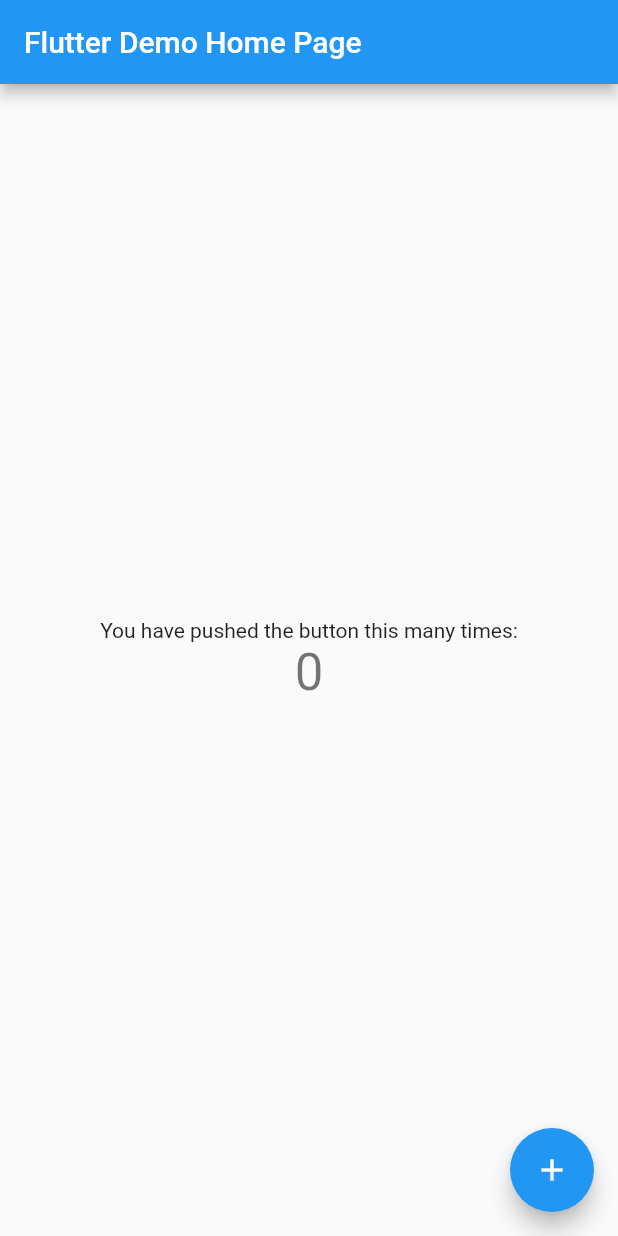
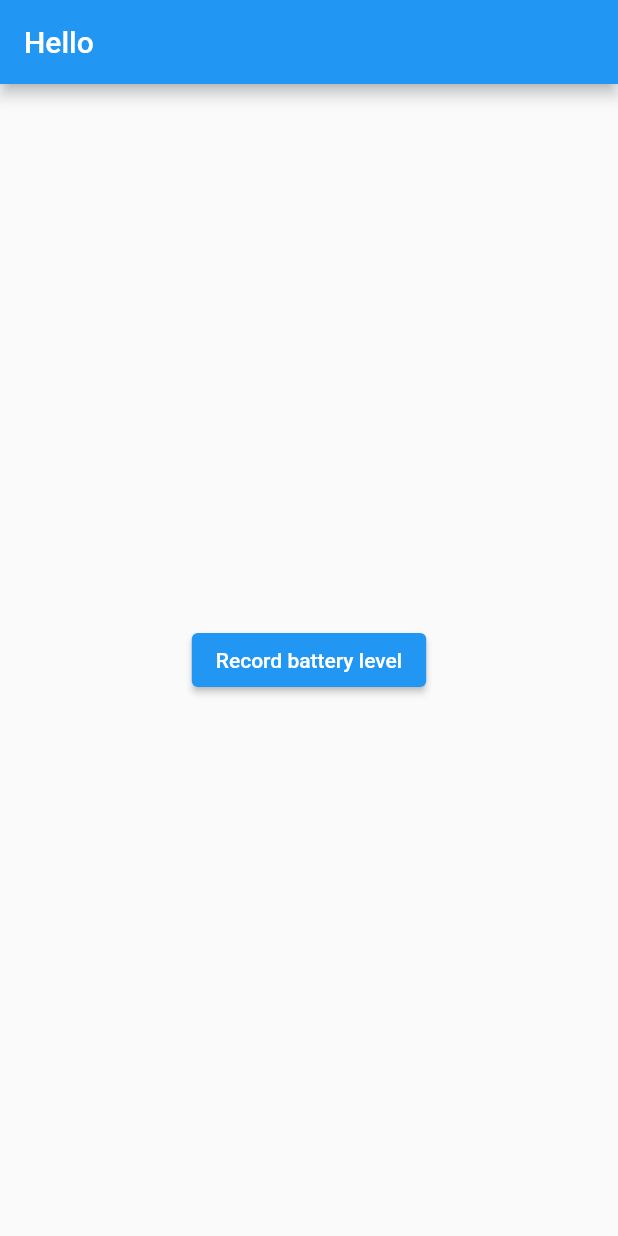
Before and after one commit to noskap/social_battery, a Flutter app: the screen it shows after launch, on a phone screen of 412 x 824 dp. Run offline on Flutter 3.47's test engine with Material 2 defaults, Android fonts, the phone set to English and light mode, and no system bars; our stand-ins replace flutter_riverpod, hive_flutter; accounts and stored records are empty.

Commit message:
Working demo

```diff
--- a/lib/main.dart
+++ b/lib/main.dart
@@ -1,7 +1,11 @@
 import 'package:flutter/material.dart';
+import 'package:flutter_riverpod/flutter_riverpod.dart';
+import 'package:hive_flutter/adapters.dart';
+import 'package:social_battery/record.widget.dart';
 
-void main() {
-  runApp(const MyApp());
+void main() async {
+  await Hive.initFlutter();
+  runApp(ProviderScope(child: MyApp()));
 }
 
 class MyApp extends StatelessWidget {
@@ -12,104 +16,55 @@ class MyApp extends StatelessWidget {
   Widget build(BuildContext context) {
     return MaterialApp(
       title: 'Flutter Demo',
-      theme: ThemeData(
-        // This is the theme of your application.
-        //
-        // Try running your application with "flutter run". You'll see the
-        // application has a blue toolbar. Then, without quitting the app, try
-        // changing the primarySwatch below to Colors.green and then invoke
-        // "hot reload" (press "r" in the console where you ran "flutter run",
-        // or simply save your changes to "hot reload" in a Flutter IDE).
-        // Notice that the counter didn't reset back to zero; the application
-        // is not restarted.
-        primarySwatch: Colors.blue,
-      ),
-      home: const MyHomePage(title: 'Flutter Demo Home Page'),
+      theme: ThemeData(primarySwatch: Colors.blue),
+      home: Home(),
     );
   }
 }
 
-class MyHomePage extends StatefulWidget {
-  const MyHomePage({Key? key, required this.title}) : super(key: key);
-
-  // This widget is the home page of your application. It is stateful, meaning
-  // that it has a State object (defined below) that contains fields that affect
-  // how it looks.
-
-  // This class is the configuration for the state. It holds the values (in this
-  // case the title) provided by the parent (in this case the App widget) and
-  // used by the build method of the State. Fields in a Widget subclass are
-  // always marked "final".
-
-  final String title;
-
+class Home extends StatelessWidget {
   @override
-  State<MyHomePage> createState() => _MyHomePageState();
+  Widget build(BuildContext context) {
+    // TODO battery level history - as graph
+    // TODO battery level history - as list view
+    return Scaffold(
+      appBar: AppBar(
+        title: Text('Hello'),
+      ),
+      body: Body(),
+    );
+  }
 }
 
-class _MyHomePageState extends State<MyHomePage> {
-  int _counter = 0;
+final StateProvider<int> pageProvider = StateProvider((_) => 0);
 
-  void _incrementCounter() {
-    setState(() {
-      // This call to setState tells the Flutter framework that something has
-      // changed in this State, which causes it to rerun the build method below
-      // so that the display can reflect the updated values. If we changed
-      // _counter without calling setState(), then the build method would not be
-      // called again, and so nothing would appear to happen.
-      _counter++;
-    });
+class Body extends ConsumerWidget {
+  List<Widget> pages(WidgetRef ref) {
+    return [
+      Container(
+        child: Center(
+          child: Column(
+            children: [
+              Spacer(),
+              ElevatedButton(
+                onPressed: () {
+                  ref.read(pageProvider.state).state = 1;
+                },
+                child: Text('Record battery level'),
+              ),
+              Spacer(),
+            ],
+          ),
+        ),
+      ),
+      Record(),
+    ];
   }
 
   @override
-  Widget build(BuildContext context) {
-    // This method is rerun every time setState is called, for instance as done
-    // by the _incrementCounter method above.
-    //
-    // The Flutter framework has been optimized to make rerunning build methods
-    // fast, so that you can just rebuild anything that needs updating rather
-    // than having to individually change instances of widgets.
-    return Scaffold(
-      appBar: AppBar(
-        // Here we take the value from the MyHomePage object that was created by
-        // the App.build method, and use it to set our appbar title.
-        title: Text(widget.title),
-      ),
-      body: Center(
-        // Center is a layout widget. It takes a single child and positions it
-        // in the middle of the parent.
-        child: Column(
-          // Column is also a layout widget. It takes a list of children and
-          // arranges them vertically. By default, it sizes itself to fit its
-          // children horizontally, and tries to be as tall as its parent.
-          //
-          // Invoke "debug painting" (press "p" in the console, choose the
-          // "Toggle Debug Paint" action from the Flutter Inspector in Android
-          // Studio, or the "Toggle Debug Paint" command in Visual Studio Code)
-          // to see the wireframe for each widget.
-          //
-          // Column has various properties to control how it sizes itself and
-          // how it positions its children. Here we use mainAxisAlignment to
-          // center the children vertically; the main axis here is the vertical
-          // axis because Columns are vertical (the cross axis would be
-          // horizontal).
-          mainAxisAlignment: MainAxisAlignment.center,
-          children: <Widget>[
-            const Text(
-              'You have pushed the button this many times:',
-            ),
-            Text(
-              '$_counter',
-              style: Theme.of(context).textTheme.headline4,
-            ),
-          ],
-        ),
-      ),
-      floatingActionButton: FloatingActionButton(
-        onPressed: _incrementCounter,
-        tooltip: 'Increment',
-        child: const Icon(Icons.add),
-      ), // This trailing comma makes auto-formatting nicer for build methods.
-    );
+  Widget build(BuildContext context, WidgetRef ref) {
+    int pageNumber = ref.watch(pageProvider);
+
+    return pages(ref)[pageNumber];
   }
 }
```
Also changed, not shown: lib/record.widget.dart (added, +96 -0 lines), pubspec.lock.
